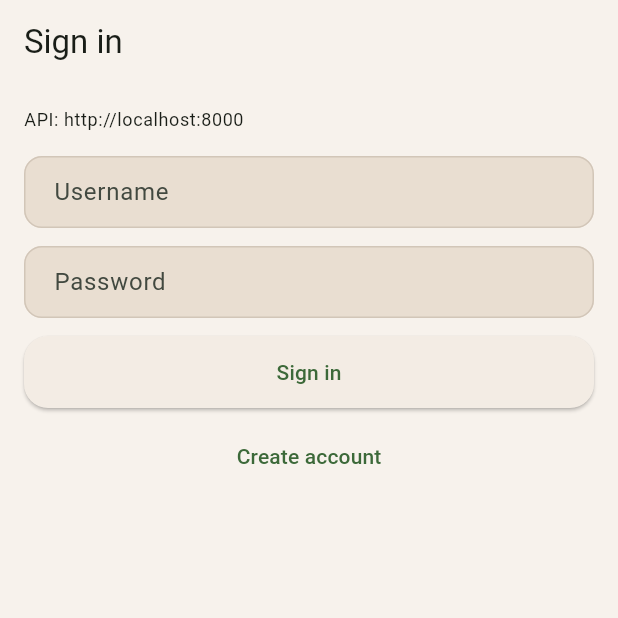
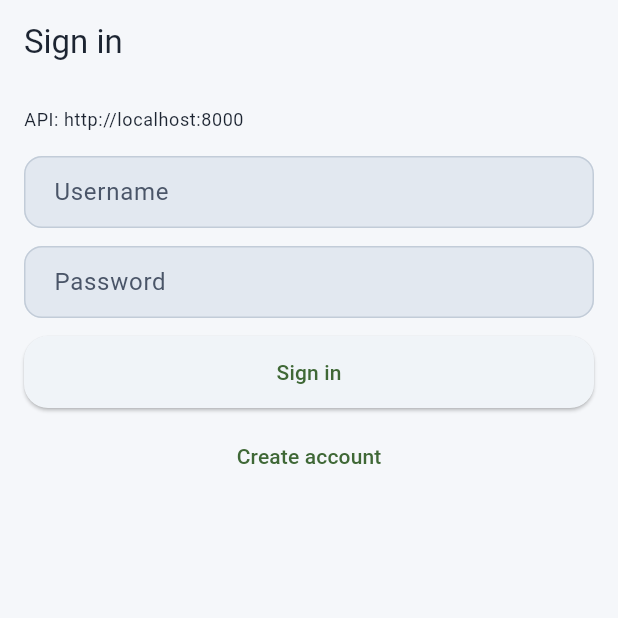
Before and after one commit to Drakon4ik-Coder/fitness-app, a Flutter app: the screen it shows after launch, on a phone screen of 412 x 824 dp, the top half of it. Run offline on Flutter 3.47's test engine with Material 3 defaults, Android fonts, the phone set to English and light mode, and no system bars; our stand-ins replace dio, flutter_secure_storage, sqflite; missing offline and left inert: mobile_scanner; accounts and stored records are empty.

Commit message:
mobile refactor: Replace AppTheme with PulseTheme in main app and tests for consistent theming

```diff
--- a/apps/mobile/lib/main.dart
+++ b/apps/mobile/lib/main.dart
@@ -4,7 +4,6 @@ import 'core/auth_service.dart';
 import 'core/auth_storage.dart';
 import 'features/nutrition/nutrition_today_page.dart';
 import 'features/login_page.dart';
-import 'ui_system/app_theme.dart';
 import 'ui_system/pulse_theme.dart';
 import 'ui_system/theme_mode_controller.dart';
 
@@ -39,7 +38,7 @@ class _FitnessAppState extends State<FitnessApp> {
         builder: (context, _) {
           return MaterialApp(
             title: 'Fitness App',
-            theme: AppTheme.light(),
+            theme: PulseTheme.light(),
             darkTheme: PulseTheme.dark(),
             themeMode: _themeModeController.mode,
             home: const AuthGate(),
--- a/apps/mobile/lib/ui_system/pulse_theme.dart
+++ b/apps/mobile/lib/ui_system/pulse_theme.dart
@@ -40,6 +40,21 @@ class PulseColors {
   static const Color macroProtein = neonGreen;
   static const Color macroCarbs = neonCyan;
   static const Color macroFat = neonAmber;
+}
+
+class PulseLightColors {
+  static const Color background = Color(0xFFF5F7FA);
+  static const Color surface = Color(0xFFFFFFFF);
+  static const Color surfaceLow = Color(0xFFF0F4F8);
+  static const Color surfaceContainer = Color(0xFFE9EEF5);
+  static const Color surfaceHigh = Color(0xFFE2E8F0);
+  static const Color surfaceHighest = Color(0xFFD9E1EB);
+  static const Color surfaceVariant = Color(0xFFE3EAF2);
+  static const Color outline = Color(0xFFC2CCD8);
+  static const Color outlineVariant = Color(0xFFD5DEE8);
+  static const Color onSurface = Color(0xFF1C2431);
+  static const Color onSurfaceVariant = Color(0xFF4A5568);
+  static const Color ringTrack = Color(0xFFD3DBE5);
 }
 
 @immutable
@@ -111,6 +126,107 @@ class PulseEffects extends ThemeExtension<PulseEffects> {
 }
 
 class PulseTheme {
+  static ThemeData light() {
+    final base = ColorScheme.fromSeed(
+      seedColor: PulseColors.neonGreen,
+      brightness: Brightness.light,
+    );
+    final scheme = base.copyWith(
+      surface: PulseLightColors.surface,
+      onSurface: PulseLightColors.onSurface,
+      onSurfaceVariant: PulseLightColors.onSurfaceVariant,
+      outline: PulseLightColors.outline,
+      outlineVariant: PulseLightColors.outlineVariant,
+      surfaceVariant: PulseLightColors.surfaceVariant,
+      surfaceTint: base.primary,
+      surfaceContainerLowest: PulseLightColors.background,
+      surfaceContainerLow: PulseLightColors.surfaceLow,
+      surfaceContainer: PulseLightColors.surfaceContainer,
+      surfaceContainerHigh: PulseLightColors.surfaceHigh,
+      surfaceContainerHighest: PulseLightColors.surfaceHighest,
+    );
+
+    final inputBorder = OutlineInputBorder(
+      borderRadius: BorderRadius.circular(AppRadius.md),
+      borderSide: BorderSide(color: scheme.outline),
+    );
+
+    return ThemeData(
+      useMaterial3: true,
+      brightness: Brightness.light,
+      colorScheme: scheme,
+      scaffoldBackgroundColor: scheme.surfaceContainerLowest,
+      appBarTheme: AppBarTheme(
+        backgroundColor: Colors.transparent,
+        elevation: 0,
+        foregroundColor: scheme.onSurface,
+        surfaceTintColor: Colors.transparent,
+      ),
+      inputDecorationTheme: InputDecorationTheme(
+        filled: true,
+        fillColor: scheme.surfaceContainerHigh,
+        contentPadding: const EdgeInsets.symmetric(
+          horizontal: AppSpacing.lg,
+          vertical: AppSpacing.md,
+        ),
+        border: inputBorder,
+        enabledBorder: inputBorder,
+        focusedBorder: inputBorder.copyWith(
+          borderSide: BorderSide(color: scheme.primary, width: 1.5),
+        ),
+        errorBorder: inputBorder.copyWith(
+          borderSide: BorderSide(color: scheme.error),
+        ),
+        focusedErrorBorder: inputBorder.copyWith(
+          borderSide: BorderSide(color: scheme.error, width: 1.5),
+        ),
+      ),
+      elevatedButtonTheme: ElevatedButtonThemeData(
+        style: ElevatedButton.styleFrom(
+          minimumSize: const Size.fromHeight(48),
+          shape: RoundedRectangleBorder(
+            borderRadius: BorderRadius.circular(AppRadius.lg),
+          ),
+          padding: const EdgeInsets.symmetric(horizontal: AppSpacing.xl),
+        ),
+      ),
+      textButtonTheme: TextButtonThemeData(
+        style: TextButton.styleFrom(
+          minimumSize: const Size.fromHeight(44),
+          shape: RoundedRectangleBorder(
+            borderRadius: BorderRadius.circular(AppRadius.lg),
+          ),
+        ),
+      ),
+      dividerTheme: DividerThemeData(
+        color: scheme.outlineVariant.withValues(alpha: 0.4),
+        thickness: 1,
+      ),
+      cardTheme: CardThemeData(
+        elevation: 0,
+        color: scheme.surfaceContainer,
+        margin: EdgeInsets.zero,
+        surfaceTintColor: Colors.transparent,
+        shape: RoundedRectangleBorder(
+          borderRadius: AppRadius.card,
+          side: BorderSide(
+            color: scheme.outlineVariant.withValues(alpha: 0.35),
+          ),
+        ),
+      ),
+      extensions: const [
+        PulseEffects(
+          glowLow: 6,
+          glowMedium: 12,
+          glowHigh: 20,
+          glassOverlayOpacity: 0.12,
+          blurRadius: 16,
+          ringTrackColor: PulseLightColors.ringTrack,
+        ),
+      ],
+    );
+  }
+
   static ThemeData dark() {
     final base = ColorScheme.fromSeed(
       seedColor: PulseColors.neonGreen,
```
Also changed, not shown: 1 other file.
